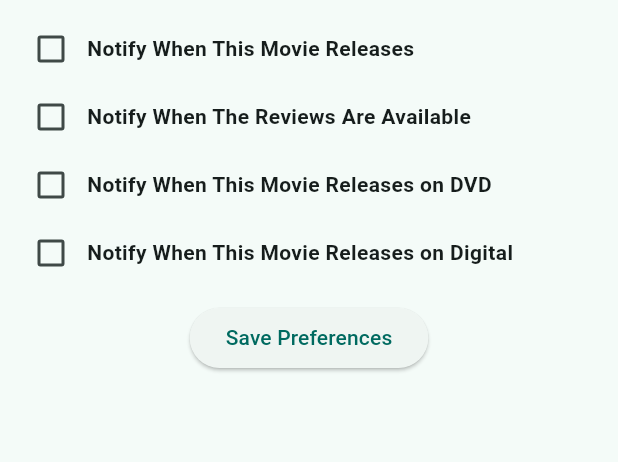
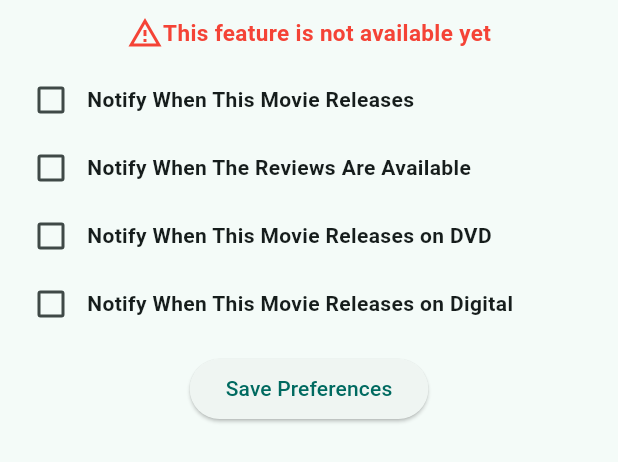
Before and after one commit to theprantadutta/filmmate_flutter_app, a Flutter app: the MovieDetailNotification widget shown alone on an empty page, opened directly with empty values, on a phone screen of 412 x 824 dp. Shown: the top 462 px of the screen. Run offline on Flutter 3.47's test engine with Material 3 defaults, Android fonts, the phone set to English and light mode, and no system bars; our stand-ins replace animate_do, cached_network_image, dio, flutter_cache_manager, flutter_hooks, isar and 2 more; missing offline and left inert: fquery; accounts and stored records are empty; generated files the repository leaves out were written again.

Commit message:
added a warning in the movie detail alerts page

```diff
--- a/lib/components/movie_detail/movie_detail_sections/movie_detail_notification.dart
+++ b/lib/components/movie_detail/movie_detail_sections/movie_detail_notification.dart
@@ -64,6 +64,24 @@ class _MovieDetailNotificationState extends State<MovieDetailNotification> {
         ),
         child: Column(
           children: [
+            const Row(
+              mainAxisAlignment: MainAxisAlignment.center,
+              children: [
+                Icon(
+                  Icons.warning_amber_outlined,
+                  color: Colors.red,
+                ),
+                Text(
+                  'This feature is not available yet',
+                  style: TextStyle(
+                    fontSize: 15,
+                    fontWeight: FontWeight.w600,
+                    color: Colors.red,
+                  ),
+                ),
+              ],
+            ),
+            const SizedBox(height: 10),
             MovieDetailNotificationRow(
               title: 'Notify When This Movie Releases',
               value: notifyReleaseDate,
```
